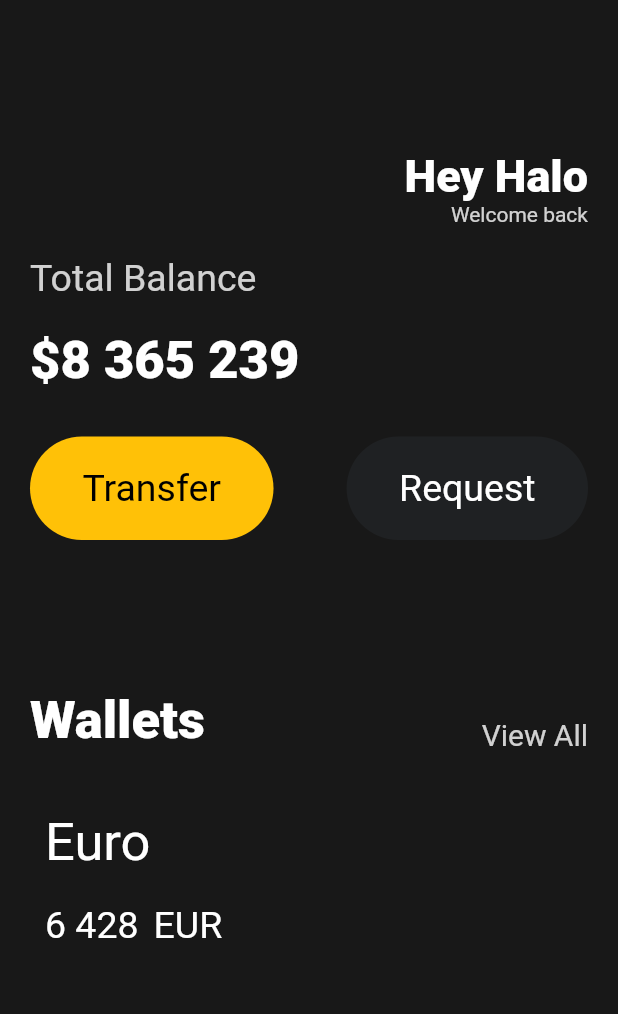
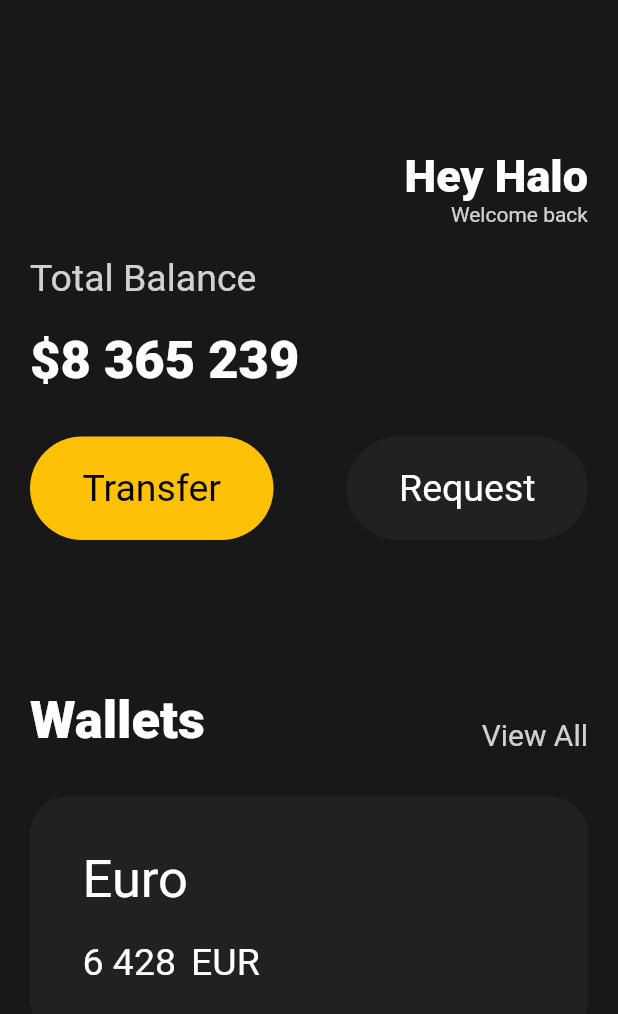
Before and after one commit to grootwo/Flutter-studying, a Flutter app: the screen it shows after launch, on a phone screen of 412 x 824 dp. Shown: the top 1014 px of the screen. Run offline on Flutter 3.47's test engine with Material 2 defaults, Android fonts, the phone set to English and light mode, and no system bars.

Commit message:
Wrap with Cotainer

```diff
--- a/toonviewer/lib/main.dart
+++ b/toonviewer/lib/main.dart
@@ -113,8 +113,13 @@ class App extends StatelessWidget {
                 const SizedBox(
                   height: 30,
                 ),
-                Padding(
-                  padding: const EdgeInsets.all(10),
+                Container(
+                  decoration: BoxDecoration(
+                    color: const Color(0xFF1F2123),
+                    borderRadius: BorderRadius.circular(25),
+                  ),
+                  child: Padding(
+                    padding: const EdgeInsets.all(35),
                     child: Row(
                       children: [
                         Column(
@@ -156,6 +161,7 @@ class App extends StatelessWidget {
                       ],
                     ),
                   ),
+                ),
               ],
             ),
           )),
```
Lines whose indentation alone changed are shown as unchanged.
